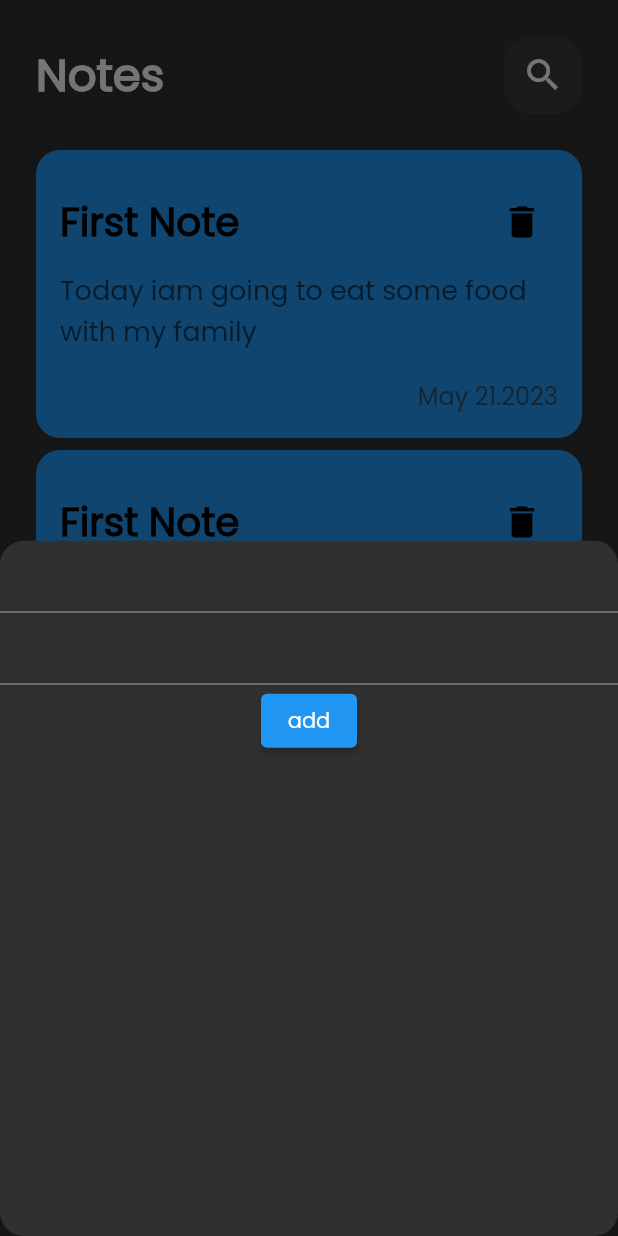
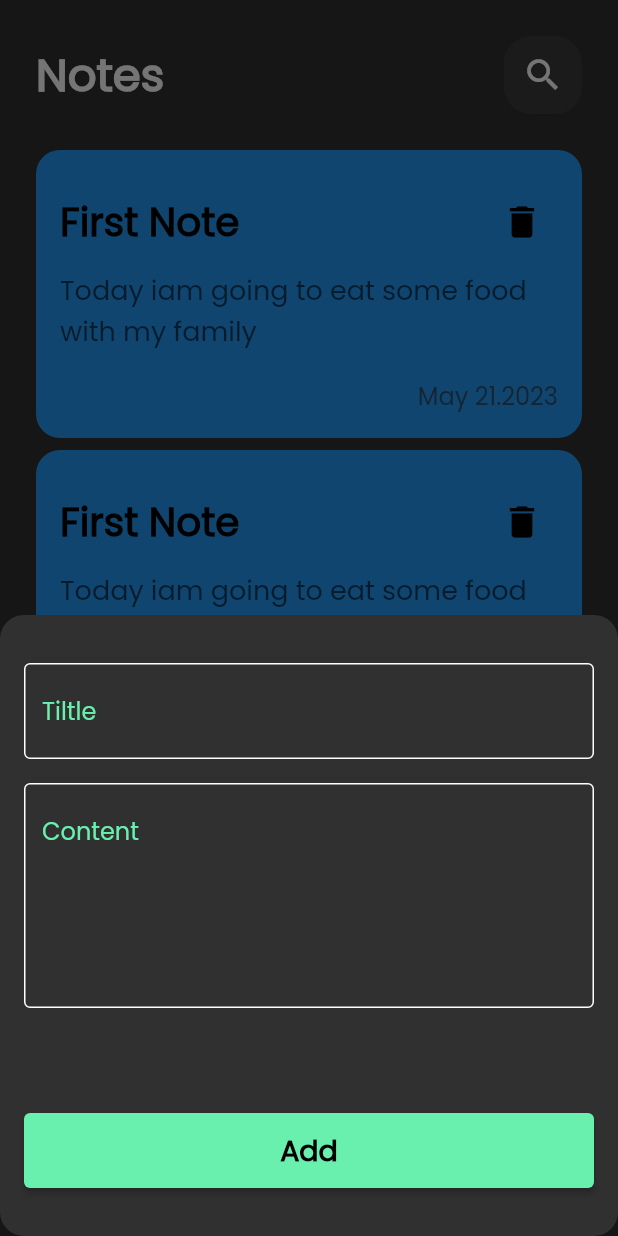
Before and after one commit to selim-sys/selim_notes, a Flutter app: the screen it shows after launch, after a tap on the "add" icon, on a phone screen of 412 x 824 dp. Run offline on Flutter 3.47's test engine with Material 2 defaults, Android fonts, the phone set to English and light mode, and no system bars.

Commit message:
finish add note bottomsheet

```diff
--- a/lib/screens/allnotesscreen.dart
+++ b/lib/screens/allnotesscreen.dart
@@ -11,6 +11,7 @@ class AllNotesScreen extends StatelessWidget {
     return SafeArea(
       child: Scaffold(
           floatingActionButton: FloatingActionButton(
+            backgroundColor: Colors.greenAccent,
             onPressed: () {
               showModalBottomSheet(
                   shape: RoundedRectangleBorder(
--- a/lib/widgets/add-note-bottomsheet.dart
+++ b/lib/widgets/add-note-bottomsheet.dart
@@ -1,16 +1,26 @@
 import 'package:flutter/material.dart';
+import 'package:selimnotes/widgets/customTextField.dart';
+
+import 'customButton.dart';
 
 class AddNoteBottomSheet extends StatelessWidget {
   const AddNoteBottomSheet({super.key});
 
   @override
   Widget build(BuildContext context) {
-    return Column(
-      children: [
-        TextField(),
-        TextField(),
-        ElevatedButton(onPressed: (){}, child: Text('add'))
-      ],
+    return Padding(
+      padding: const EdgeInsets.symmetric(horizontal: 16.0,vertical: 32),
+      child: SingleChildScrollView(
+        child: Column(
+          children: [
+           CustomTextField(hintText: 'Tiltle',),
+            SizedBox(height: 16,),
+            CustomTextField(hintText: 'Content',maxLines: 5),
+            SizedBox(height: 70,),
+            CustomButton()
+          ],
+        ),
+      ),
     );
   }
 }
--- /dev/null
+++ b/lib/widgets/customButton.dart
@@ -0,0 +1,21 @@
+import 'package:flutter/material.dart';
+
+class CustomButton extends StatelessWidget {
+  const CustomButton({
+    super.key,
+  });
+
+  @override
+  Widget build(BuildContext context) {
+    return ElevatedButton(
+        style: ElevatedButton.styleFrom(
+            backgroundColor: Colors.greenAccent
+        ),
+        onPressed: (){}, child: Container(
+        width: MediaQuery.of(context).size.width,
+        height: 50,
+        child: Center(child: Text('Add',
+          style: TextStyle(color: Colors.black, fontWeight: FontWeight.bold,fontSize: 19),
+        ))));
+  }
+}
--- /dev/null
+++ b/lib/widgets/customTextField.dart
@@ -0,0 +1,26 @@
+import 'package:flutter/material.dart';
+
+class CustomTextField extends StatelessWidget {
+  const CustomTextField({super.key, required this.hintText, this.maxLines = 1});
+  final String hintText;
+  final int maxLines;
+
+  @override
+  Widget build(BuildContext context) {
+    return TextField(
+      maxLines: maxLines,
+      decoration: InputDecoration(
+        border: OutlineInputBorder(
+          borderRadius: BorderRadius.circular(8)
+        ),
+        enabledBorder: OutlineInputBorder(
+          borderSide: BorderSide(color: Colors.white)
+        ),
+        hintText: hintText,
+        hintStyle: TextStyle(
+          color: Colors.greenAccent
+        )
+      ),
+    );
+  }
+}
```
